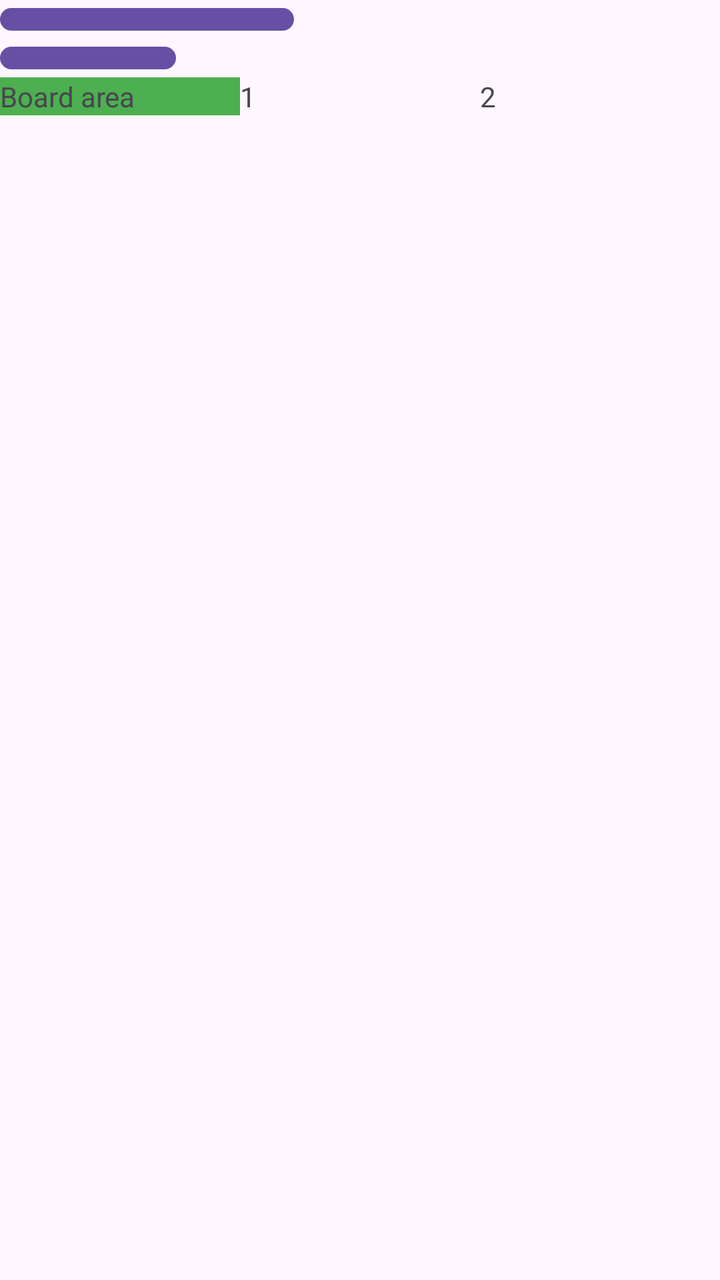
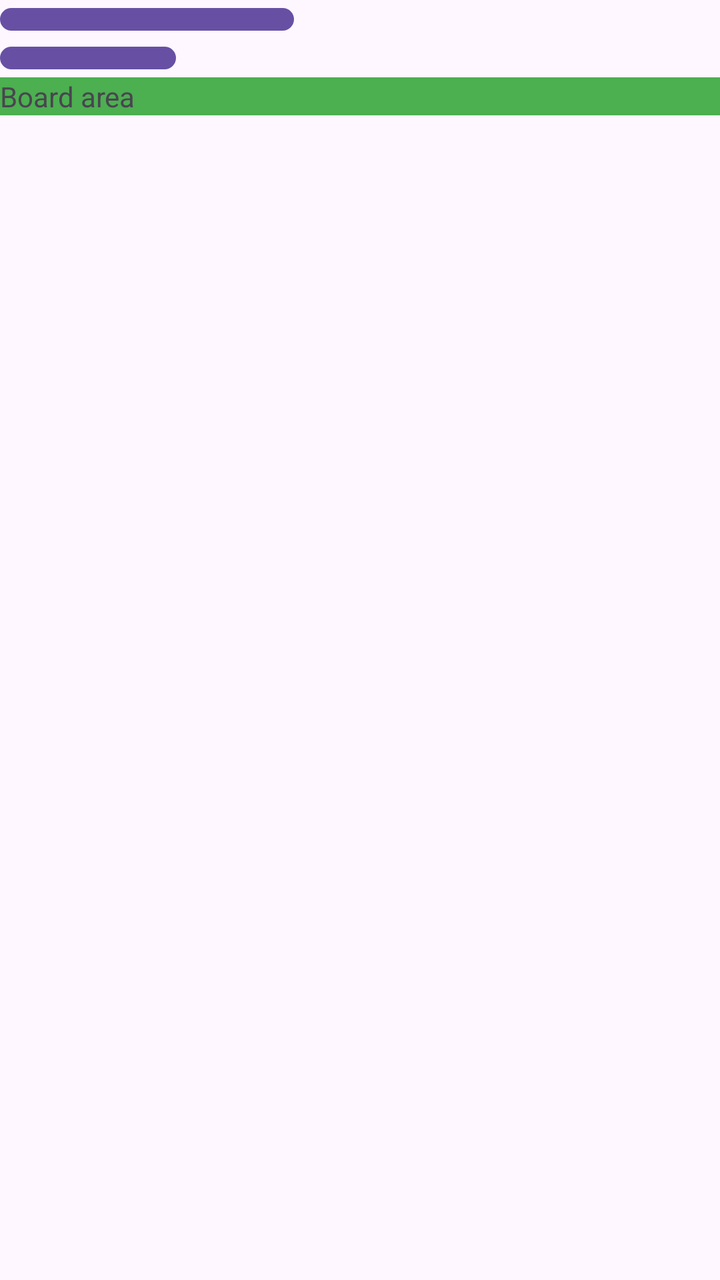

The first picture is an Android layout as it rendered before a commit; the second is the same layout after the commit. The layout source and the unified diff follow.
<!-- AndroidManifest.xml: application theme Theme.Assignment1 -->
<!-- res/layout/game.xml -->
<?xml version="1.0" encoding="utf-8"?>
<LinearLayout xmlns:android="http://schemas.android.com/apk/res/android"
    android:layout_width="match_parent"
    android:layout_height="wrap_content"
    android:orientation="vertical">

    <TextView
        android:id="@+id/goodLuckTextView"
        android:layout_width="wrap_content"
        android:layout_height="wrap_content"
        android:layout_weight="1"
        android:text="Good luck, string!" />

    <Button
        android:id="@+id/shareScoreButton"
        android:layout_width="wrap_content"
        android:layout_height="wrap_content"
        android:layout_weight="1"
        android:text="Share my score" />

    <Button
        android:id="@+id/backButton"
        android:layout_width="wrap_content"
        android:layout_height="wrap_content"
        android:layout_weight="1"
        android:text="Back" />

    <LinearLayout
        android:id="@+id/boardArea"
        android:layout_width="match_parent"
        android:layout_height="match_parent"
        android:layout_weight="1"
        android:orientation="horizontal">

        <TextView
            android:id="@+id/boardAreaTextView"
            android:layout_width="match_parent"
            android:layout_height="wrap_content"
            android:layout_weight="1"
            android:background="#4CAF50"
            android:text="Board area" />

        <TextView
            android:id="@+id/addedTextView"
            android:layout_width="match_parent"
            android:layout_height="wrap_content"
            android:layout_weight="1"
            android:text="1" />

        <TextView
            android:id="@+id/anotherTextView"
            android:layout_width="match_parent"
            android:layout_height="wrap_content"
            android:layout_weight="1"
            android:text="2" />


    </LinearLayout>


</LinearLayout>
<!-- resources referenced by this layout -->
<resources>
  <style name="Theme.Assignment1" parent="Base.Theme.Assignment1" />
  <style name="Base.Theme.Assignment1" parent="Theme.Material3.DayNight.NoActionBar">
          
          
      </style>
</resources>

<!-- the commit's change to res/layout/game.xml (unified diff, before → after) -->
@@ -40,20 +40,6 @@
             android:background="#4CAF50"
             android:text="Board area" />
 
-        <TextView
-            android:id="@+id/addedTextView"
-            android:layout_width="match_parent"
-            android:layout_height="wrap_content"
-            android:layout_weight="1"
-            android:text="1" />
-
-        <TextView
-            android:id="@+id/anotherTextView"
-            android:layout_width="match_parent"
-            android:layout_height="wrap_content"
-            android:layout_weight="1"
-            android:text="2" />
-
 
     </LinearLayout>
 
